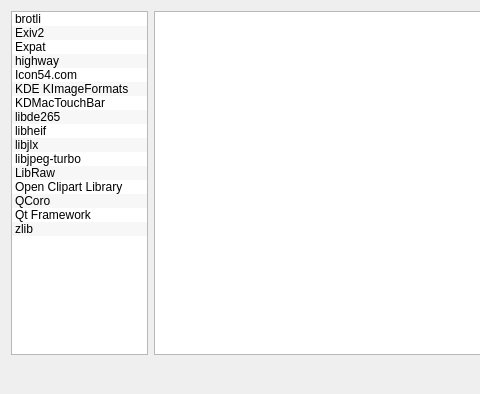
vookimedlo/vooki-image-viewer, file src/ui/forms/AboutComponentsDialog.ui: the form before one commit; both pictures show x 0 to 480 and y 0 to 394 of the 852 by 394 pixel window.
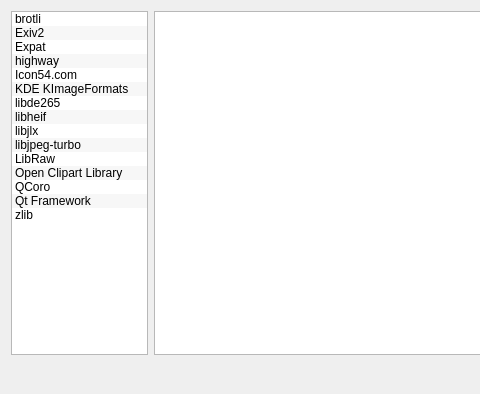
The form after the commit. Icons and pictures are not drawn.

Commit message:
🔩Code: Feature/remove KDMacTouchBar (#93)
* 🔩Code: KDMacTouchBar removed.

* 🔩Code: KDMacTouchBar removed.

* 📝Docs: Readme updated.

* 🔩Code: KDMacTouchBar removed from code.

Patch:
```diff
--- a/src/ui/forms/AboutComponentsDialog.ui
+++ b/src/ui/forms/AboutComponentsDialog.ui
@@ -64,11 +64,6 @@
          <string>KDE KImageFormats</string>
         </property>
        </item>
-       <item>
-        <property name="text">
-         <string>KDMacTouchBar</string>
-        </property>
-       </item>
        <item>
         <property name="text">
          <string>libde265</string>
```
Left out of the diff: 8 changed lines with no effect on the pictures. The commit also changes 7 other files.
